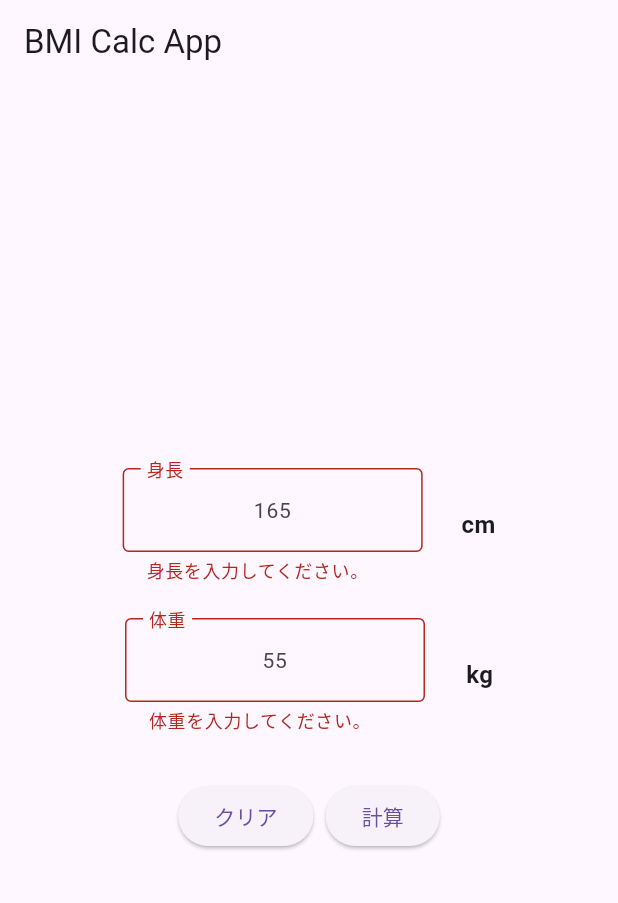
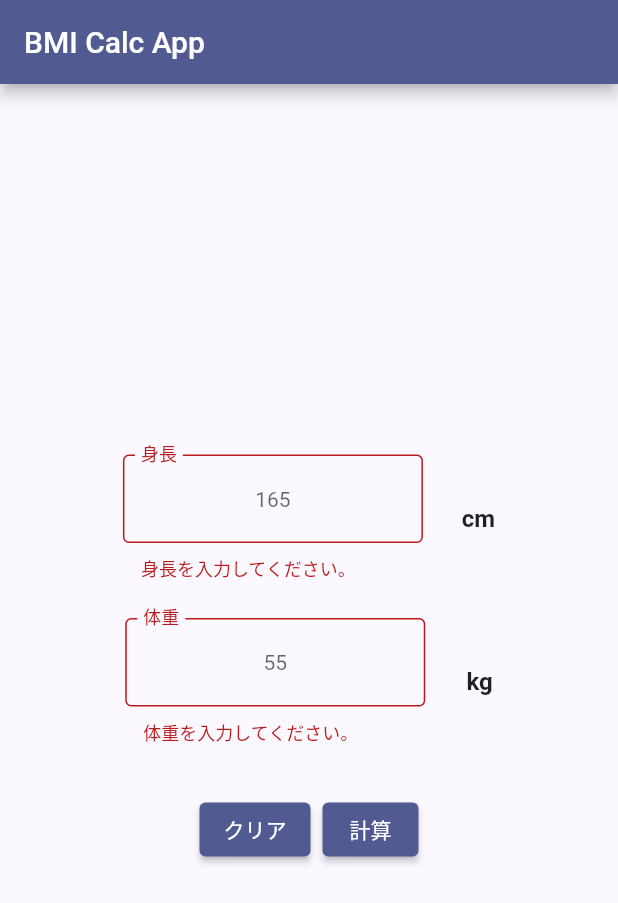
Before and after one commit to shmzzzz/calc_bmi_app, a Flutter app: the screen it shows after launch, on a phone screen of 412 x 824 dp. Shown: the top 903 px of the screen. Run offline on Flutter 3.47's test engine with Material 3 defaults, Android fonts, the light colour scheme and no system bars; our stand-ins replace flutter_riverpod, freezed_annotation, riverpod_annotation; generated files the repository leaves out were written again.

Commit message:
💄 入力画面のUI修正

```diff
--- a/lib/main.dart
+++ b/lib/main.dart
@@ -15,7 +15,15 @@
     return MaterialApp(
       title: 'Flutter Demo',
       theme: ThemeData(
-        primarySwatch: Colors.blue,
+        colorSchemeSeed: Colors.indigo,
+        useMaterial3: false,
+        brightness: Brightness.light,
+      ),
+      darkTheme: ThemeData(
+        colorSchemeSeed: Colors.indigo,
+        useMaterial3: false,
+        brightness: Brightness.dark,
+        appBarTheme: const AppBarTheme(backgroundColor: Colors.indigo),
       ),
       home: const MyHomePage(title: 'BMI Calc App'),
     );
--- a/lib/screen/input_screen.dart
+++ b/lib/screen/input_screen.dart
@@ -151,7 +151,6 @@
                         heightController.clear();
                         weightController.clear();
                       },
-                      style: ElevatedButton.styleFrom(),
                       child: const Text('クリア'),
                     ),
                     const SizedBox(width: 8),
```
